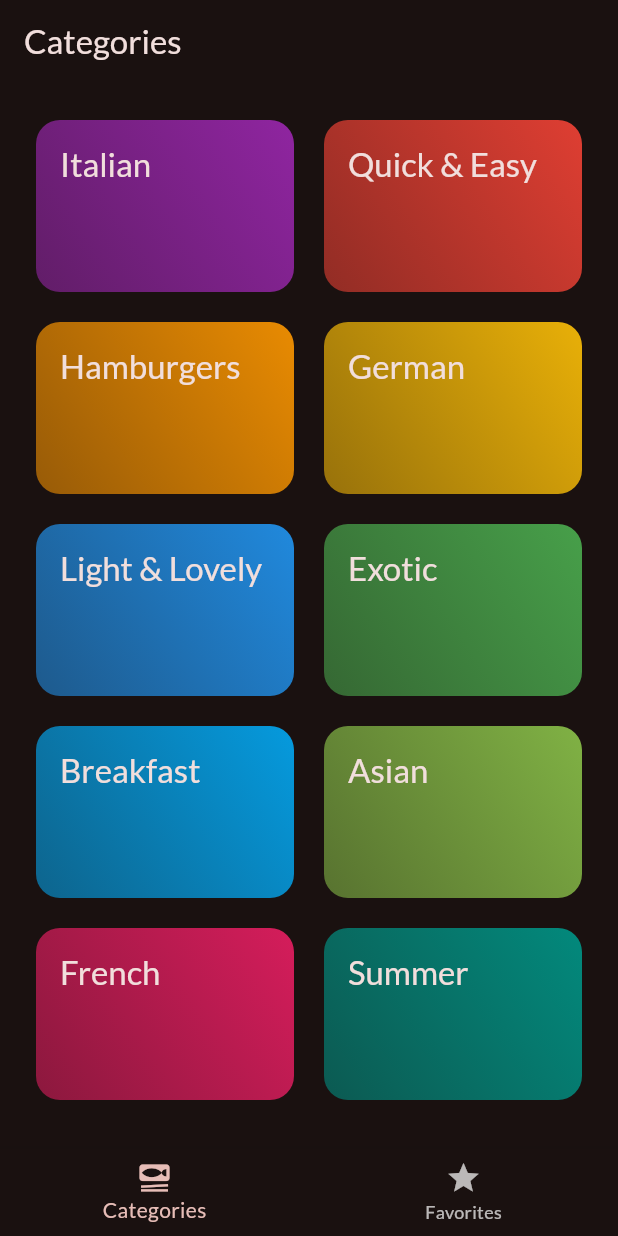
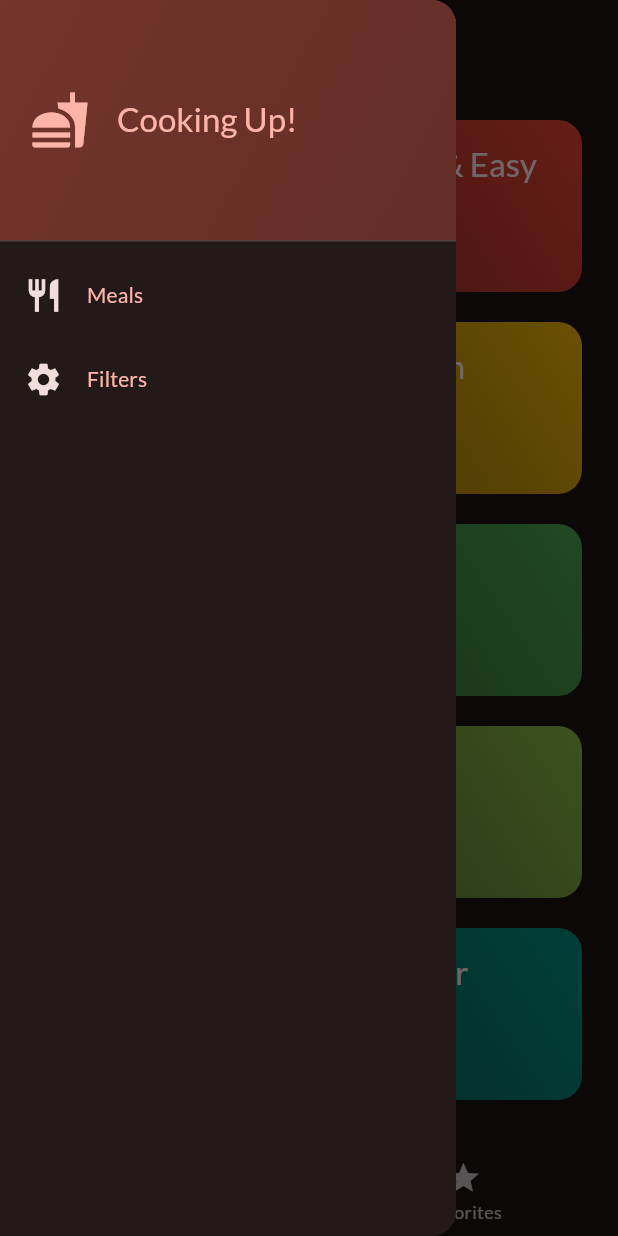
Before and after one commit to BorokiniofDevs/gluttonie, a Flutter app: the screen it shows after launch, with the side drawer open (before the commit the screen has no drawer), on a phone screen of 412 x 824 dp. Run offline on Flutter 3.47's test engine with Material 3 defaults, Android fonts, the light colour scheme and no system bars; our stand-ins replace google_fonts, transparent_image.

Commit message:
setting up drawer

```diff
--- a/lib/screens/categories.dart
+++ b/lib/screens/categories.dart
@@ -1,15 +1,27 @@
 import 'package:flutter/material.dart';
 import 'package:gluttonie/data/dummy_data.dart';
+import 'package:gluttonie/model/meal.dart';
 import 'package:gluttonie/screens/meals.dart';
 import 'package:gluttonie/widget/category_grid_item.dart';
 
 class CategoriesScreen extends StatelessWidget {
-  const CategoriesScreen({super.key});
+  const CategoriesScreen({
+    super.key,
+    required this.onToggleFavorite,
+    // required this.iconColor,
+  });
+
+  final void Function(Meal meal) onToggleFavorite;
+  // final Color iconColor;
 
   void _selectCategory(BuildContext context) {
     Navigator.of(context).push(MaterialPageRoute(
-        builder: (ctx) =>
-            const MealsScreen(title: 'Available Meals', meals: dummyMeals)));
+        builder: (ctx) => MealsScreen(
+              title: 'Available Meals',
+              meals: dummyMeals,
+              onToggleFavorite: onToggleFavorite,
+              // iconColor: iconColor,
+            )));
   }
 
   @override
--- a/lib/screens/tab.dart
+++ b/lib/screens/tab.dart
@@ -1,6 +1,9 @@
 import 'package:flutter/material.dart';
+import 'package:gluttonie/model/meal.dart';
 import 'package:gluttonie/screens/categories.dart';
 import 'package:gluttonie/screens/meals.dart';
+import 'package:gluttonie/widget/filters.dart';
+import 'package:gluttonie/widget/main_drawer.dart';
 
 class TabsScreen extends StatefulWidget {
   const TabsScreen({super.key});
@@ -20,19 +23,67 @@ class _TabsScreenState extends State<TabsScreen> {
     });
   }
 
+  final List<Meal> _favoritesMeals = [];
+
+  void _showInfoMessage(String message) {
+    ScaffoldMessenger.of(context).clearSnackBars();
+    ScaffoldMessenger.of(context).showSnackBar(
+      SnackBar(
+        content: Text(message),
+      ),
+    );
+  }
+
+  void _toggleMealFavoriteStatus(Meal meal) {
+    var isExisting = _favoritesMeals.contains(meal);
+    if (isExisting) {
+      setState(() {
+        _favoritesMeals.remove(meal);
+        _showInfoMessage('Meal removed from favorites');
+      });
+    } else {
+      setState(() {
+        _favoritesMeals.add(meal);
+        // _iconColor = Colors.red;
+        _showInfoMessage('Meal added to favorites');
+      });
+    }
+  }
+
+  void _setScreen(String identifier) {
+    Navigator.of(context).pop();
+    if (identifier == 'filters') {
+      Navigator.of(context).push(
+        MaterialPageRoute(
+          builder: (ctx) => const FiltersScreen(),
+        ),
+      );
+    }
+  }
+
   @override
   Widget build(BuildContext context) {
-    Widget activePage = const CategoriesScreen();
+    Widget activePage = CategoriesScreen(
+      onToggleFavorite: _toggleMealFavoriteStatus,
+      // iconColor: _iconColor,
+    );
     var activePageTitle = 'Categories';
 
     if (_selectedPageIndex == 1) {
-      activePage = const MealsScreen(meals: []);
+      activePage = MealsScreen(
+        meals: _favoritesMeals,
+        onToggleFavorite: _toggleMealFavoriteStatus,
+        // iconColor: _iconColor,
+      );
       activePageTitle = 'Your Favorites';
     }
 
     return Scaffold(
       appBar: AppBar(
         title: Text(activePageTitle),
+      ),
+      drawer: MainDrawer(
+        onSelectScreen: _setScreen,
       ),
       body: activePage,
       bottomNavigationBar: BottomNavigationBar(
--- /dev/null
+++ b/lib/widget/main_drawer.dart
@@ -0,0 +1,80 @@
+import 'package:flutter/material.dart';
+
+class MainDrawer extends StatelessWidget {
+  const MainDrawer({super.key, required this.onSelectScreen});
+
+  final void Function(String identifier) onSelectScreen;
+  @override
+  Widget build(BuildContext context) {
+    return Drawer(
+      child: Column(
+        children: [
+          DrawerHeader(
+            padding: const EdgeInsets.all(20),
+            decoration: BoxDecoration(
+              gradient: LinearGradient(
+                colors: [
+                  Theme.of(context).colorScheme.primaryContainer,
+                  Theme.of(context)
+                      .colorScheme
+                      .primaryContainer
+                      .withOpacity(0.8),
+                ],
+                begin: Alignment.topLeft,
+                end: Alignment.bottomRight,
+              ),
+            ),
+            child: Row(
+              children: [
+                Icon(
+                  Icons.fastfood,
+                  size: 40,
+                  color: Theme.of(context).colorScheme.primary,
+                ),
+                const SizedBox(
+                  width: 18,
+                ),
+                Text(
+                  'Cooking Up!',
+                  style: Theme.of(context).textTheme.titleLarge!.copyWith(
+                        color: Theme.of(context).colorScheme.primary,
+                      ),
+                ),
+              ],
+            ),
+          ),
+          ListTile(
+            leading: Icon(
+              Icons.restaurant,
+              size: 26,
+              color: Theme.of(context).colorScheme.onBackground,
+            ),
+            title: Text(
+              'Meals',
+              style: Theme.of(context).textTheme.titleSmall!.copyWith(
+                  color: Theme.of(context).colorScheme.primary, fontSize: 14),
+            ),
+            onTap: () {
+              onSelectScreen('meals');
+            },
+          ),
+          ListTile(
+            leading: Icon(
+              Icons.settings,
+              size: 26,
+              color: Theme.of(context).colorScheme.onBackground,
+            ),
+            title: Text(
+              'Filters',
+              style: Theme.of(context).textTheme.titleSmall!.copyWith(
+                  color: Theme.of(context).colorScheme.primary, fontSize: 14),
+            ),
+            onTap: () {
+              onSelectScreen('filters');
+            },
+          ),
+        ],
+      ),
+    );
+  }
+}
```
Also changed, not shown: lib/screens/meal_details.dart (+18 -1 lines), lib/screens/meals.dart (+11 -3 lines), lib/widget/filters.dart (added, +61 -0 lines).
